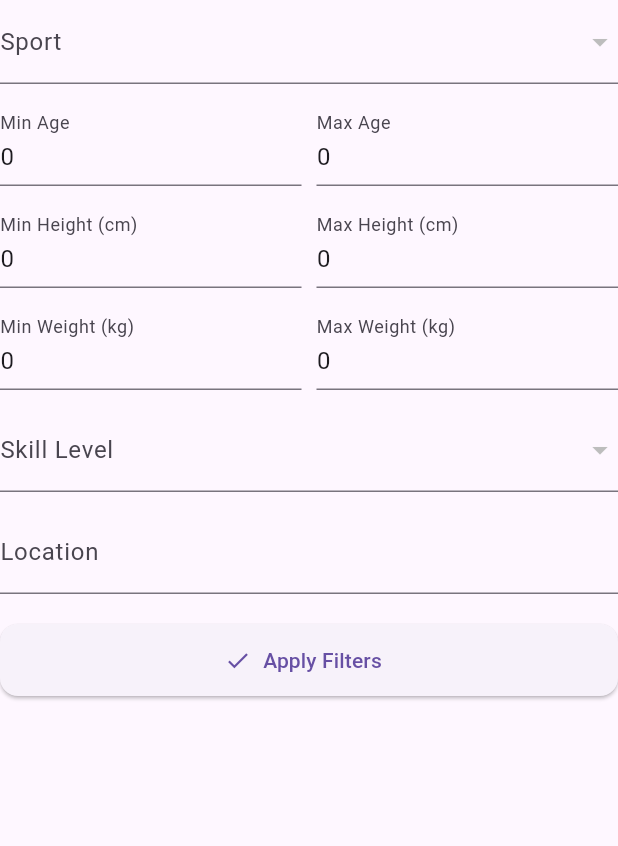
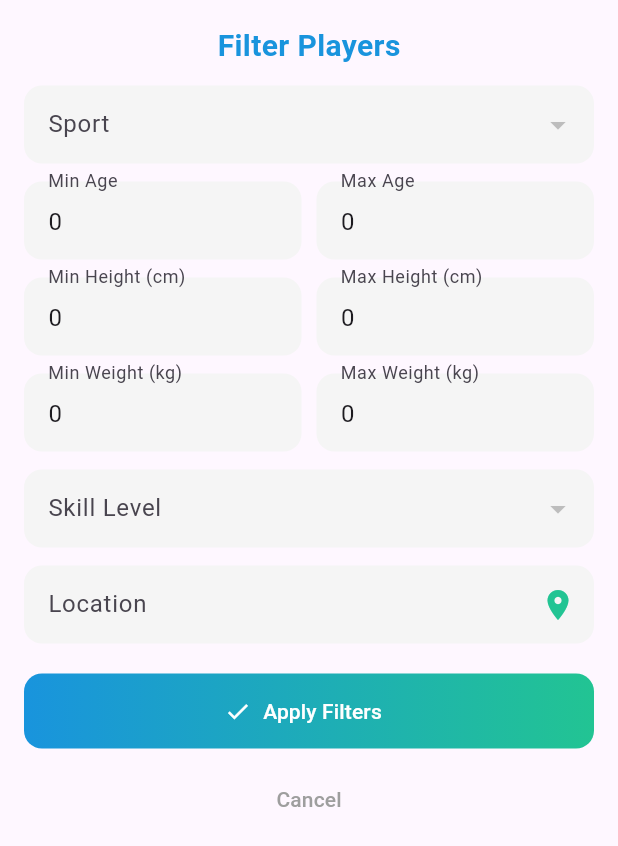
Before and after one commit to sriram0503/sports_final, a Flutter app: the FilterForm widget shown alone on an empty page, opened directly with empty values, on a phone screen of 412 x 824 dp. Shown: the top 846 px of the screen. Run offline on Flutter 3.47's test engine with Material 3 defaults, Android fonts, the phone set to English and light mode, and no system bars; drawn by our look-alikes of overlay_support; our stand-ins replace equatable, flutter_bloc, geocoding, geolocator, google_fonts, google_maps_flutter and 5 more; missing offline and left inert: another_audio_recorder; accounts and stored records are empty; Roboto replaces fonts that are missing (Montserrat-Regular); statements that could not run were skipped.

Commit message:
ADD search

```diff
--- a/lib/user/search/search_screen.dart
+++ b/lib/user/search/search_screen.dart
@@ -1,5 +1,10 @@
 import 'package:flutter/material.dart';
 import 'package:flutter_bloc/flutter_bloc.dart';
+import 'package:sports_c/user/search/location.dart';
+
+/// ------------------- APP COLORS -------------------
+const Color appPrimaryColor = Color(0xFF1994DD);
+const Color appSecondaryColor = Color(0xFF22C493);
 
 /// ------------------- MODEL -------------------
 class PlayerFilter {
@@ -61,6 +66,13 @@ class SearchBloc extends Bloc<SearchEvent, SearchState> {
 }
 
 /// ------------------- MAIN CONTAINER -------------------
+void main() {
+  runApp(const MaterialApp(
+    debugShowCheckedModeBanner: false,
+    home: SearchPage(),
+  ));
+}
+
 class SearchPage extends StatelessWidget {
   const SearchPage({super.key});
 
@@ -69,7 +81,12 @@ class SearchPage extends StatelessWidget {
     return BlocProvider(
       create: (_) => SearchBloc(),
       child: Scaffold(
-        appBar: AppBar(title: const Text('Search Players')),
+        backgroundColor: Colors.grey.shade100,
+        appBar: AppBar(
+          title: const Text('Search Players'),
+          centerTitle: true,
+          backgroundColor: appPrimaryColor,
+        ),
         body: const SafeArea(child: MainSearchContainer()),
       ),
     );
@@ -86,8 +103,16 @@ class MainSearchContainer extends StatefulWidget {
 
 class _MainSearchContainerState extends State<MainSearchContainer> {
   final List<String> sports = [
-    'Football', 'Cricket', 'Basketball', 'Volleyball',
-    'Hockey', 'Badminton', 'Tennis', 'Athletics', 'Boxing', 'Wrestling'
+    'Football',
+    'Cricket',
+    'Basketball',
+    'Volleyball',
+    'Hockey',
+    'Badminton',
+    'Tennis',
+    'Athletics',
+    'Boxing',
+    'Wrestling'
   ];
   final List<String> skillLevels = ['Beginner', 'Intermediate', 'Advanced'];
 
@@ -102,7 +127,7 @@ class _MainSearchContainerState extends State<MainSearchContainer> {
   String locationInput = '';
   String searchText = '';
 
-  void _openFilterSheet({required String enteredText}) async {
+  void _openFilterDialog({required String enteredText}) async {
     searchText = enteredText;
 
     final lowerText = enteredText.toLowerCase();
@@ -133,17 +158,12 @@ class _MainSearchContainerState extends State<MainSearchContainer> {
       maxWeight = (weight + 10).clamp(0, 300);
     }
 
-    await showModalBottomSheet(
+    await showDialog(
       context: context,
-      isScrollControlled: true,
-      shape: const RoundedRectangleBorder(
-        borderRadius: BorderRadius.vertical(top: Radius.circular(25)),
-      ),
-      builder: (_) => Padding(
-        padding: EdgeInsets.only(
-          bottom: MediaQuery.of(context).viewInsets.bottom,
-          left: 16, right: 16, top: 16,
-        ),
+      barrierDismissible: false,
+      builder: (_) => Dialog(
+        insetPadding: const EdgeInsets.all(16),
+        shape: RoundedRectangleBorder(borderRadius: BorderRadius.circular(20)),
         child: FilterForm(
           sports: sports,
           skillLevels: skillLevels,
@@ -178,7 +198,8 @@ class _MainSearchContainerState extends State<MainSearchContainer> {
               prefixIcon: const Icon(Icons.search),
               hintText: 'Search players (e.g. Cricket 16yo 170cm)',
               filled: true,
-              fillColor: Colors.grey.shade100,
+              fillColor: Colors.white,
+              contentPadding: const EdgeInsets.symmetric(horizontal: 16),
               border: OutlineInputBorder(
                 borderRadius: BorderRadius.circular(30),
                 borderSide: BorderSide.none,
@@ -186,7 +207,7 @@ class _MainSearchContainerState extends State<MainSearchContainer> {
             ),
             onSubmitted: (text) {
               if (text.isNotEmpty) {
-                _openFilterSheet(enteredText: text);
+                _openFilterDialog(enteredText: text);
               }
             },
           ),
@@ -206,9 +227,12 @@ class _MainSearchContainerState extends State<MainSearchContainer> {
                       shape: RoundedRectangleBorder(
                         borderRadius: BorderRadius.circular(15),
                       ),
-                      elevation: 2,
+                      elevation: 3,
                       child: ListTile(
-                        leading: const CircleAvatar(child: Icon(Icons.person)),
+                        leading: CircleAvatar(
+                          backgroundColor: appPrimaryColor,
+                          child: const Icon(Icons.person, color: Colors.white),
+                        ),
                         title: Text(state.results[index]),
                         subtitle: const Text('Skill • Age • Height'),
                         trailing: const Icon(Icons.arrow_forward_ios, size: 16),
@@ -219,7 +243,7 @@ class _MainSearchContainerState extends State<MainSearchContainer> {
               } else {
                 return const Center(
                   child: Text(
-                    'Use the search bar or mic icon to filter players.',
+                    'Use the search bar to filter players.',
                     style: TextStyle(fontSize: 16, color: Colors.grey),
                     textAlign: TextAlign.center,
                   ),
@@ -234,7 +258,7 @@ class _MainSearchContainerState extends State<MainSearchContainer> {
 }
 
 /// ------------------- FILTER FORM WIDGET -------------------
-class FilterForm extends StatelessWidget {
+class FilterForm extends StatefulWidget {
   final List<String> sports;
   final List<String> skillLevels;
   final String selectedSport;
@@ -262,68 +286,143 @@ class FilterForm extends StatelessWidget {
   });
 
   @override
+  State<FilterForm> createState() => _FilterFormState();
+}
+
+class _FilterFormState extends State<FilterForm> {
+  late String sport;
+  late String skillLevel;
+  late TextEditingController locationCtrl;
+  late TextEditingController minAgeCtrl;
+  late TextEditingController maxAgeCtrl;
+  late TextEditingController minHeightCtrl;
+  late TextEditingController maxHeightCtrl;
+  late TextEditingController minWeightCtrl;
+  late TextEditingController maxWeightCtrl;
+
+  InputDecoration _inputDecoration(String label) {
+    return InputDecoration(
+      labelText: label,
+      filled: true,
+      fillColor: Colors.grey.shade100,
+      contentPadding: const EdgeInsets.symmetric(horizontal: 12, vertical: 14),
+      border: OutlineInputBorder(
+        borderRadius: BorderRadius.circular(12),
+        borderSide: BorderSide.none,
+      ),
+    );
+  }
+
+  @override
+  void initState() {
+    super.initState();
+    sport = widget.selectedSport;
+    skillLevel = widget.selectedSkillLevel;
+    locationCtrl = TextEditingController(text: widget.locationInput);
+    minAgeCtrl = TextEditingController(text: widget.minAge.toStringAsFixed(0));
+    maxAgeCtrl = TextEditingController(text: widget.maxAge.toStringAsFixed(0));
+    minHeightCtrl = TextEditingController(text: widget.minHeight.toStringAsFixed(0));
+    maxHeightCtrl = TextEditingController(text: widget.maxHeight.toStringAsFixed(0));
+    minWeightCtrl = TextEditingController(text: widget.minWeight.toStringAsFixed(0));
+    maxWeightCtrl = TextEditingController(text: widget.maxWeight.toStringAsFixed(0));
+  }
+
+  @override
   Widget build(BuildContext context) {
-    final sportCtrl = ValueNotifier(selectedSport);
-    final skillCtrl = ValueNotifier(selectedSkillLevel);
-    final locationCtrl = TextEditingController(text: locationInput);
-    final minAgeCtrl = TextEditingController(text: minAge.toStringAsFixed(0));
-    final maxAgeCtrl = TextEditingController(text: maxAge.toStringAsFixed(0));
-    final minHeightCtrl = TextEditingController(text: minHeight.toStringAsFixed(0));
-    final maxHeightCtrl = TextEditingController(text: maxHeight.toStringAsFixed(0));
-    final minWeightCtrl = TextEditingController(text: minWeight.toStringAsFixed(0));
-    final maxWeightCtrl = TextEditingController(text: maxWeight.toStringAsFixed(0));
-
-    return SingleChildScrollView(
+    return Container(
+      padding: const EdgeInsets.all(16),
+      decoration: const BoxDecoration(
+        borderRadius: BorderRadius.all(Radius.circular(20)),
+      ),
+      child: SingleChildScrollView(
         child: Column(
           children: [
+            Text(
+              'Filter Players',
+              style: TextStyle(fontSize: 20, fontWeight: FontWeight.bold, color: appPrimaryColor),
+            ),
+            const SizedBox(height: 12),
             DropdownButtonFormField<String>(
-            value: selectedSport,
-            items: sports.map((sport) => DropdownMenuItem(
-              value: sport, child: Text(sport),
+              value: sport,
+              items: widget.sports.map((sport) => DropdownMenuItem(
+                value: sport,
+                child: Text(sport),
               )).toList(),
-            onChanged: (value) => sportCtrl.value = value!,
-            decoration: const InputDecoration(labelText: 'Sport'),
+              onChanged: (value) => setState(() => sport = value!),
+              decoration: _inputDecoration('Sport'),
             ),
             const SizedBox(height: 12),
             Row(
               children: [
-              Expanded(child: TextField(controller: minAgeCtrl, decoration: const InputDecoration(labelText: 'Min Age'), keyboardType: TextInputType.number)),
+                Expanded(child: TextField(controller: minAgeCtrl, decoration: _inputDecoration('Min Age'), keyboardType: TextInputType.number)),
                 const SizedBox(width: 10),
-              Expanded(child: TextField(controller: maxAgeCtrl, decoration: const InputDecoration(labelText: 'Max Age'), keyboardType: TextInputType.number)),
+                Expanded(child: TextField(controller: maxAgeCtrl, decoration: _inputDecoration('Max Age'), keyboardType: TextInputType.number)),
               ],
             ),
             const SizedBox(height: 12),
             Row(
               children: [
-              Expanded(child: TextField(controller: minHeightCtrl, decoration: const InputDecoration(labelText: 'Min Height (cm)'), keyboardType: TextInputType.number)),
+                Expanded(child: TextField(controller: minHeightCtrl, decoration: _inputDecoration('Min Height (cm)'), keyboardType: TextInputType.number)),
                 const SizedBox(width: 10),
-              Expanded(child: TextField(controller: maxHeightCtrl, decoration: const InputDecoration(labelText: 'Max Height (cm)'), keyboardType: TextInputType.number)),
+                Expanded(child: TextField(controller: maxHeightCtrl, decoration: _inputDecoration('Max Height (cm)'), keyboardType: TextInputType.number)),
               ],
             ),
             const SizedBox(height: 12),
             Row(
               children: [
-              Expanded(child: TextField(controller: minWeightCtrl, decoration: const InputDecoration(labelText: 'Min Weight (kg)'), keyboardType: TextInputType.number)),
+                Expanded(child: TextField(controller: minWeightCtrl, decoration: _inputDecoration('Min Weight (kg)'), keyboardType: TextInputType.number)),
                 const SizedBox(width: 10),
-              Expanded(child: TextField(controller: maxWeightCtrl, decoration: const InputDecoration(labelText: 'Max Weight (kg)'), keyboardType: TextInputType.number)),
+                Expanded(child: TextField(controller: maxWeightCtrl, decoration: _inputDecoration('Max Weight (kg)'), keyboardType: TextInputType.number)),
               ],
             ),
             const SizedBox(height: 12),
             DropdownButtonFormField<String>(
-            value: selectedSkillLevel,
-            items: skillLevels.map((level) => DropdownMenuItem(
-              value: level, child: Text(level),
+              value: skillLevel,
+              items: widget.skillLevels.map((level) => DropdownMenuItem(
+                value: level,
+                child: Text(level),
               )).toList(),
-            onChanged: (value) => skillCtrl.value = value!,
-            decoration: const InputDecoration(labelText: 'Skill Level'),
+              onChanged: (value) => setState(() => skillLevel = value!),
+              decoration: _inputDecoration('Skill Level'),
             ),
             const SizedBox(height: 12),
-          TextField(controller: locationCtrl, decoration: const InputDecoration(labelText: 'Location')),
+            TextField(
+              controller: locationCtrl,
+              readOnly: true,
+              decoration: _inputDecoration('Location').copyWith(
+                suffixIcon: Icon(Icons.location_on, color: appSecondaryColor),
+              ),
+              onTap: () async {
+                final pickedAddress = await Navigator.push(
+                  context,
+                  MaterialPageRoute(builder: (_) => const MapPickerPage()),
+                );
+                if (pickedAddress != null) {
+                  setState(() {
+                    locationCtrl.text = pickedAddress;
+                  });
+                }
+              },
+            ),
             const SizedBox(height: 20),
-          ElevatedButton.icon(
+            SizedBox(
+              width: double.infinity,
+              height: 50,
+              child: DecoratedBox(
+                decoration: BoxDecoration(
+                  borderRadius: BorderRadius.circular(12),
+                  gradient: const LinearGradient(
+                    colors: [appPrimaryColor, appSecondaryColor],
+                  ),
+                ),
+                child: ElevatedButton.icon(
+                  style: ElevatedButton.styleFrom(
+                    backgroundColor: Colors.transparent,
+                    shadowColor: Colors.transparent,
+                  ),
                   onPressed: () {
                     final filter = PlayerFilter(
-                sport: sportCtrl.value,
+                      sport: sport,
                       minAge: double.tryParse(minAgeCtrl.text) ?? 10,
                       maxAge: double.tryParse(maxAgeCtrl.text) ?? 25,
                       minHeight: double.tryParse(minHeightCtrl.text) ?? 140,
@@ -331,20 +430,23 @@ class FilterForm extends StatelessWidget {
                       minWeight: double.tryParse(minWeightCtrl.text) ?? 40,
                       maxWeight: double.tryParse(maxWeightCtrl.text) ?? 100,
                       location: locationCtrl.text,
-                skillLevel: skillCtrl.value,
-                searchText: searchText,
+                      skillLevel: skillLevel,
+                      searchText: widget.searchText,
                     );
-              onApply(filter);
+                    widget.onApply(filter);
                   },
-            icon: const Icon(Icons.check),
-            label: const Text('Apply Filters'),
-            style: ElevatedButton.styleFrom(
-              minimumSize: const Size(double.infinity, 48),
-              shape: RoundedRectangleBorder(borderRadius: BorderRadius.circular(12)),
+                  icon: const Icon(Icons.check, color: Colors.white),
+                  label: const Text('Apply Filters', style: TextStyle(color: Colors.white)),
                 ),
               ),
-          const SizedBox(height: 20),
+            ),
+            const SizedBox(height: 10),
+            TextButton(
+              onPressed: () => Navigator.pop(context),
+              child: const Text('Cancel', style: TextStyle(color: Colors.grey)),
+            ),
           ],
+        ),
       ),
     );
   }
--- a/pubspec.yaml
+++ b/pubspec.yaml
@@ -22,6 +22,9 @@ dependencies:
   image_picker: ^1.0.5
   shared_preferences: ^2.0.15
   google_fonts: ^4.0.4
+  google_maps_flutter: ^2.5.0
+  geocoding: ^2.1.0
+  geolocator: ^11.0.0
 
 
 
```
Also changed, not shown: lib/user/search/GoogleMap/google_map_widget.dart (added, +125 -0 lines), lib/user/search/location.dart (added, +110 -0 lines), pubspec.lock, 5 other files. Lines whose indentation alone changed are shown as unchanged.
